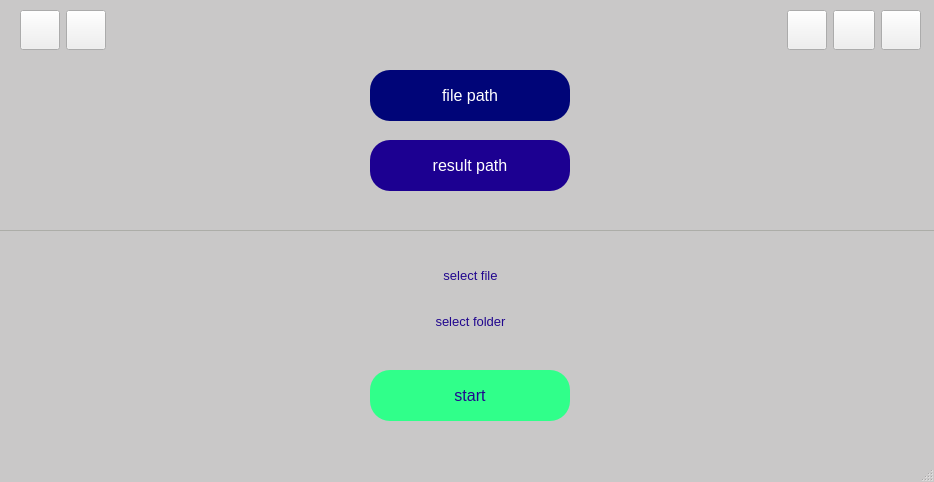
Qt form src/app.ui (alireza-da/TraumaDetectionProject) before a commit.
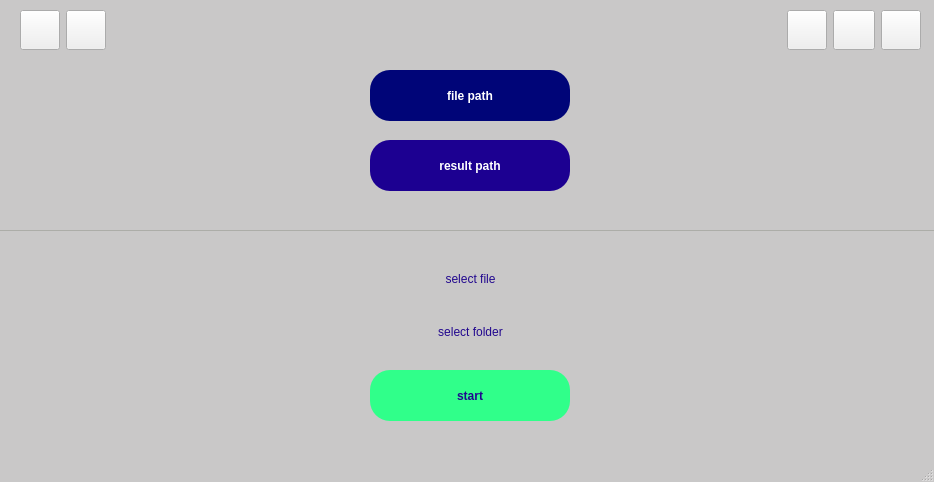
The same form after that commit. Icons and pictures are not drawn.

```diff
--- a/src/app.ui
+++ b/src/app.ui
@@ -25,7 +25,7 @@
       <x>20</x>
       <y>250</y>
       <width>901</width>
-      <height>91</height>
+      <height>105</height>
      </rect>
     </property>
     <layout class="QVBoxLayout" name="verticalLayout">
@@ -61,7 +61,7 @@
              <widget class="QLabel" name="manual_file_path_text">
               <property name="styleSheet">
                <string notr="true">color: #21078E;
-font-size: 10pt;</string>
+font: 10pt &quot;Segoe UI&quot;;</string>
               </property>
               <property name="text">
                <string>select file</string>
@@ -85,7 +85,7 @@
              <widget class="QLabel" name="manual_result_path_text">
               <property name="styleSheet">
                <string notr="true">color: #21078E;
-font-size: 10pt;</string>
+font: 10pt &quot;Segoe UI&quot;;</string>
               </property>
               <property name="text">
                <string>select folder</string>
@@ -232,7 +232,7 @@
     <property name="styleSheet">
      <string notr="true">background-color: #000578; color: #FFFFFF ; border-style: outset; 
 padding: 8px 0px ;  ; border-radius: 20px ; border-color: #2752B8;
-font-size: 12pt;</string>
+font: 14pt &quot;Segoe UI&quot;;font-weight:600; </string>
     </property>
     <property name="text">
      <string>file path</string>
@@ -256,7 +256,7 @@
     <property name="styleSheet">
      <string notr="true">background-color: #1C0091; color: #FFFFFF ; border-style: outset; 
 padding: 8px 0px ;  ; border-radius: 20px ; border-color: #2752B8;
-font-size: 12pt</string>
+font: 14pt &quot;Segoe UI&quot;;font-weight:600; </string>
     </property>
     <property name="text">
      <string>result path</string>
@@ -302,7 +302,7 @@
     <property name="styleSheet">
      <string notr="true">background-color:  #30FF8A; border-style: outset; 
 padding: 8px 40px ;  ; border-radius: 20px ; border-color: #21078E;
-font-size: 12pt;color : #21078E;</string>
+font: 14pt &quot;Segoe UI&quot;;color : #21078E;font-weight:600; </string>
     </property>
     <property name="text">
      <string>start</string>
```
